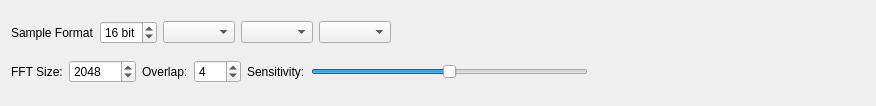
The window that src/hobbits-plugins/displays/Spectrogram/spectrogramcontrols.ui (goldest-star/binary-analysis-tool) describes before a commit, drawn with Qt 5.
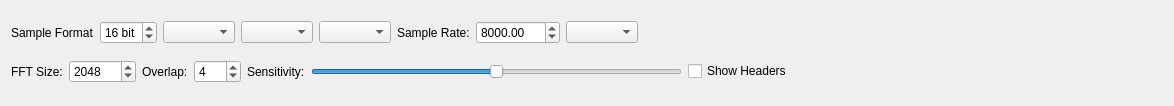
The same window after the commit.

Patch:
```diff
--- a/src/hobbits-plugins/displays/Spectrogram/spectrogramcontrols.ui
+++ b/src/hobbits-plugins/displays/Spectrogram/spectrogramcontrols.ui
@@ -6,7 +6,7 @@
    <rect>
     <x>0</x>
     <y>0</y>
-    <width>876</width>
+    <width>1174</width>
     <height>106</height>
    </rect>
   </property>
@@ -45,6 +45,32 @@
      <item>
       <widget class="QComboBox" name="cb_dataType"/>
      </item>
+     <item>
+      <widget class="QLabel" name="label_4">
+       <property name="text">
+        <string>Sample Rate:</string>
+       </property>
+      </widget>
+     </item>
+     <item>
+      <widget class="QDoubleSpinBox" name="sb_sampleRate">
+       <property name="suffix">
+        <string/>
+       </property>
+       <property name="minimum">
+        <double>0.010000000000000</double>
+       </property>
+       <property name="maximum">
+        <double>100000.000000000000000</double>
+       </property>
+       <property name="value">
+        <double>8000.000000000000000</double>
+       </property>
+      </widget>
+     </item>
+     <item>
+      <widget class="QComboBox" name="cb_rateUnits"/>
+     </item>
      <item>
       <spacer name="horizontalSpacer">
        <property name="orientation">
@@ -140,6 +166,13 @@
        </property>
       </widget>
      </item>
+     <item>
+      <widget class="QCheckBox" name="ck_showHeaders">
+       <property name="text">
+        <string>Show Headers</string>
+       </property>
+      </widget>
+     </item>
      <item>
       <spacer name="horizontalSpacer_2">
        <property name="orientation">
```
